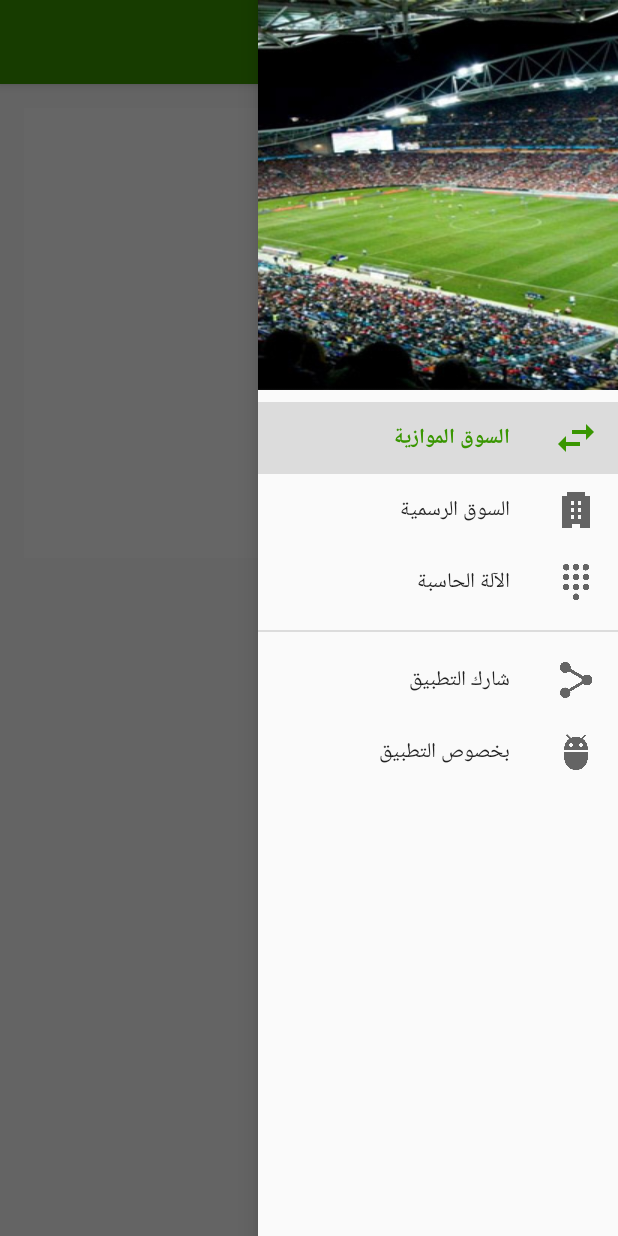
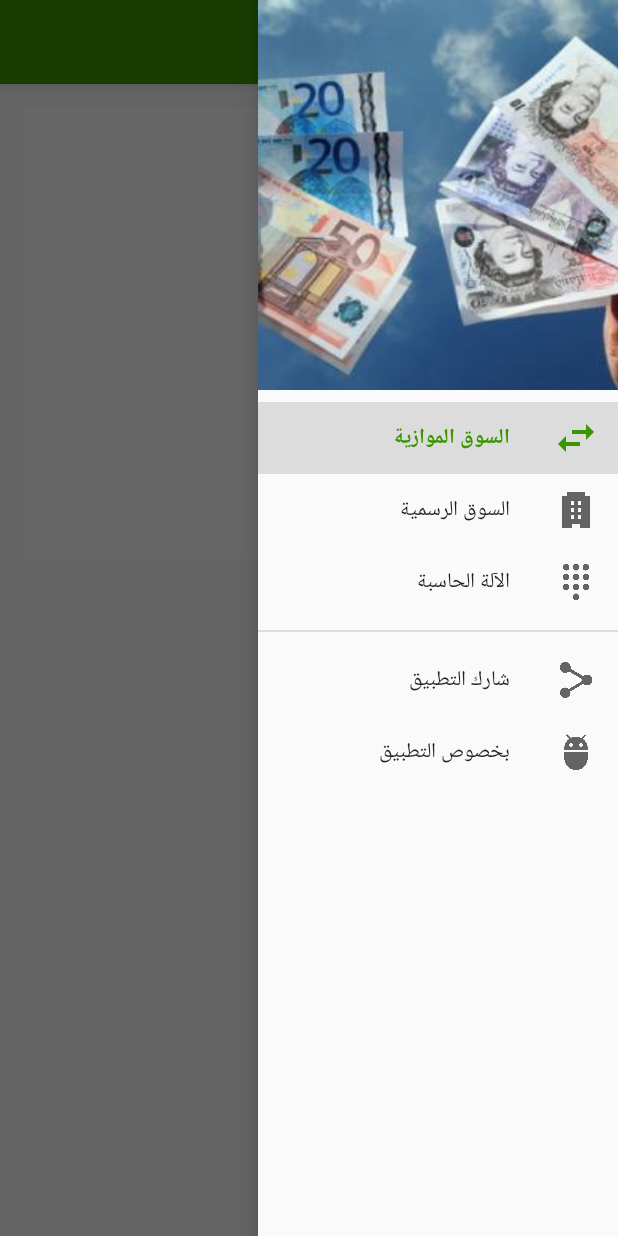
Before and after one commit to yassinemalti/AlgeriaExchangeRate, an Android app: the screen it shows after launch (PrincipaleActivity), with the side drawer open, on a phone screen of 412 x 824 dp. Run offline under Robolectric (Android 15) with nearby library versions, the phone set to English and light mode, and no system bars; our stand-ins replace AdMob; 7 statements that could not run were skipped.

Commit message:
030820171130

```diff
--- a/app/src/main/res/drawable/side_nav_bar.xml
+++ b/app/src/main/res/drawable/side_nav_bar.xml
@@ -4,7 +4,7 @@
     <item>
         <bitmap
             android:gravity="center|bottom|clip_vertical"
-            android:src="@drawable/stadiumbg"
+            android:src="@drawable/currency"
             android:scaleType="centerCrop"/>
     </item>
 
```
Also changed, not shown: app/src/main/res/drawable/currency.jpg (added), app/src/main/res/drawable/stadiumbg.jpg (deleted).
